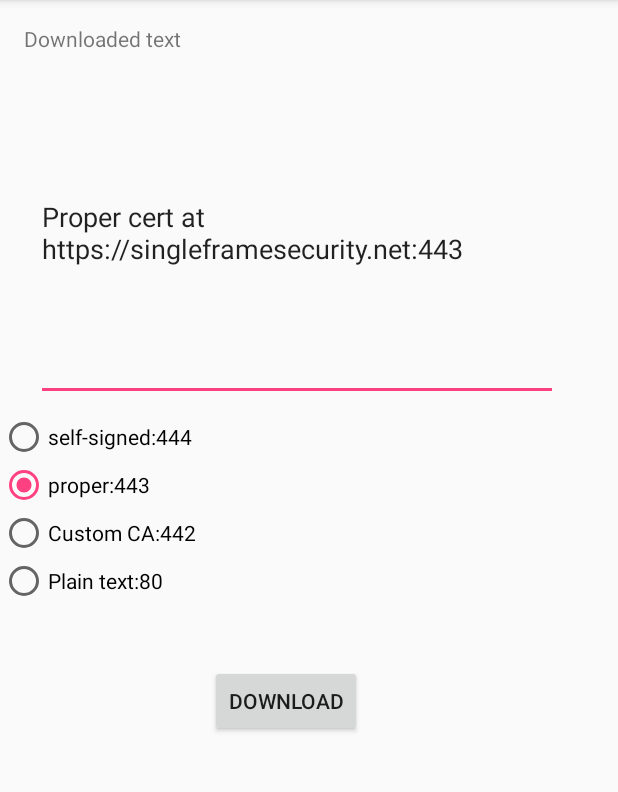
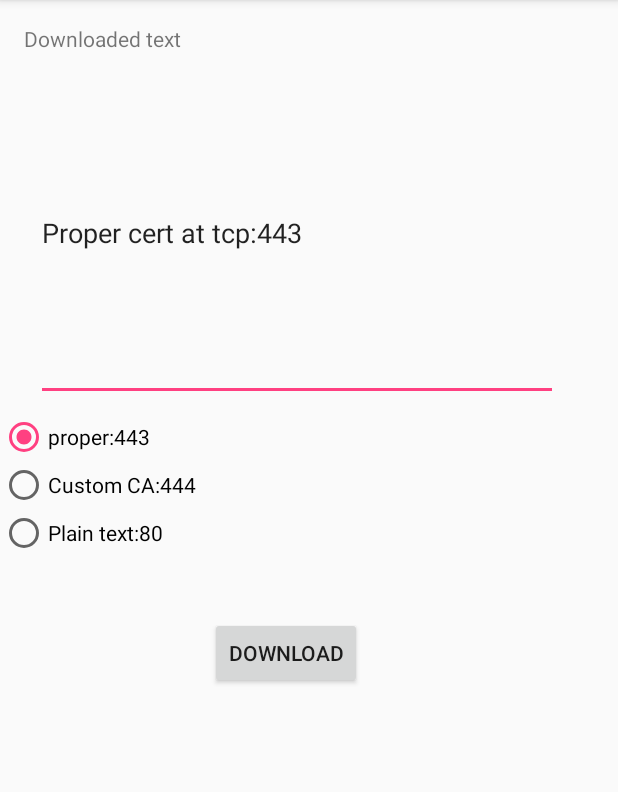
Before and after one commit to huobb0/NetworkSecurityConfigDemo, an Android app: the screen it shows after launch (MainActivity), after a tap on "proper:443", on a phone screen of 412 x 824 dp, the part 84-876 px from its top. Run offline under Robolectric (Android 15) with nearby library versions, the phone set to English and light mode, and no system bars; 2 other taps on this screen came first.

```diff
--- a/app/build.gradle
+++ b/app/build.gradle
@@ -1,4 +1,6 @@
 apply plugin: 'com.android.application'
+apply plugin: 'kotlin-android-extensions'
+apply plugin: 'kotlin-android'
 
 android {
     compileSdkVersion 26
@@ -25,4 +27,8 @@ dependencies {
     testImplementation 'junit:junit:4.12'
     androidTestImplementation 'com.android.support.test:runner:1.0.2'
     androidTestImplementation 'com.android.support.test.espresso:espresso-core:3.0.2'
+    implementation "org.jetbrains.kotlin:kotlin-stdlib-jdk7:$kotlin_version"
 }
+repositories {
+    mavenCentral()
+}
--- a/app/src/main/java/com/example/zsombor/networksecurityconfigdemo/MainActivity.java
+++ b/app/src/main/java/com/example/zsombor/networksecurityconfigdemo/MainActivity.java
@@ -1,7 +1,6 @@
 package com.example.zsombor.networksecurityconfigdemo;
 
 import android.os.AsyncTask;
-import android.provider.MediaStore;
 import android.support.v7.app.AppCompatActivity;
 import android.os.Bundle;
 import android.util.Log;
@@ -25,7 +24,6 @@ public class MainActivity extends AppCompatActivity {
     private Button downloadButton;
     private EditText editTextField;
     private Integer select;
-    private RadioButton selfSignedButton;
     private RadioButton letsEncryptButton;
     private RadioButton customCAButton;
     private RadioButton plainTextButton;
@@ -68,35 +66,27 @@ public class MainActivity extends AppCompatActivity {
         downloadButton = (Button) findViewById(R.id.button);
         editTextField = (EditText) findViewById(R.id.editText);
 
-        selfSignedButton = (RadioButton) findViewById(R.id.radio_pirates);
-        letsEncryptButton = (RadioButton)findViewById(R.id.radio_ninjas);
-        customCAButton = (RadioButton) findViewById(R.id.radio_ninjas2);
-        plainTextButton = (RadioButton) findViewById(R.id.radio_ninjas3);
-
-        selfSignedButton.setOnClickListener(new View.OnClickListener(){
-            public void onClick(View arg0){
-                editTextField.setText("Self signed cert at https://secure.singleframesecurity.net:444");
-                select = 4;
-            }
-        });
+        letsEncryptButton = (RadioButton)findViewById(R.id.radio_letsencrypt);
+        customCAButton = (RadioButton) findViewById(R.id.radio_customca);
+        plainTextButton = (RadioButton) findViewById(R.id.radio_plaintext);
 
         letsEncryptButton.setOnClickListener(new View.OnClickListener(){
             public void onClick(View arg0){
-                editTextField.setText("Proper cert at https://singleframesecurity.net:443");
+                editTextField.setText("Proper cert at tcp:443");
                 select = 3;
             }
         });
 
         customCAButton.setOnClickListener(new View.OnClickListener(){
             public void onClick(View arg0){
-                editTextField.setText("Custom CA pinned at https://test.singleframesecurity.net:442");
+                editTextField.setText("Custom CA pinned at tcp:444");
                 select = 2;
             }
         });
 
         plainTextButton.setOnClickListener(new View.OnClickListener(){
             public void onClick(View arg0){
-                editTextField.setText("Plain text on http://singleframesecurity.net");
+                editTextField.setText("Plain text on tcp:80");
                 select = 1;
             }
         });
@@ -106,13 +96,11 @@ public class MainActivity extends AppCompatActivity {
                 try {
                     AsyncTask<String,Integer,String> rt = new ReadTask();
                     if(select == 1){
-                        rt.execute("http://singleframesecurity.net/success.html");
+                        rt.execute("http://2006.labs.defdev.eu/success.html");
                     } else if (select == 2){
-                        rt.execute("https://test.singleframesecurity.net:442/success.html");
+                        rt.execute("https://2006.labs.defdev.eu:444/success.html");
                     } else if (select == 3){
-                        rt.execute("https://singleframesecurity.net/success.html");
-                    } else if (select == 4) {
-                        rt.execute("https://secure.singleframesecurity.net:444/success.html");
+                        rt.execute("https://2006.labs.defdev.eu/success.html");
                     }
                     String back = rt.get();
                     editTextField.setText(back);
@@ -122,8 +110,8 @@ public class MainActivity extends AppCompatActivity {
                     e.printStackTrace(pw);
                     editTextField.setText(sw.toString());
                 }
-                }
+            }
 
-            });
+        });
     }
 }
--- a/app/src/main/res/layout/activity_main.xml
+++ b/app/src/main/res/layout/activity_main.xml
@@ -38,7 +38,7 @@
         app:layout_constraintStart_toStartOf="parent"
         app:layout_constraintTop_toTopOf="parent" />
 
-    <RadioGroup xmlns:android="http://schemas.android.com/apk/res/android"
+    <RadioGroup
         android:id="@+id/radioGroup2"
         android:layout_width="fill_parent"
         android:layout_height="wrap_content"
@@ -48,14 +48,7 @@
         tools:layout_editor_absoluteX="0dp">
 
         <RadioButton
-            android:id="@+id/radio_pirates"
-            android:layout_width="142dp"
-            android:layout_height="wrap_content"
-            android:onClick="onSelfSignedClicked"
-            android:text="self-signed:444" />
-
-        <RadioButton
-            android:id="@+id/radio_ninjas"
+            android:id="@+id/radio_letsencrypt"
             android:layout_width="wrap_content"
             android:layout_height="wrap_content"
             android:onClick="onLetsEncryptClicked"
@@ -63,14 +56,14 @@
             tools:ignore="OnClick" />
 
         <RadioButton
-            android:id="@+id/radio_ninjas2"
+            android:id="@+id/radio_customca"
             android:layout_width="match_parent"
             android:layout_height="wrap_content"
             android:onClick="onCustomCAClicked"
-            android:text="Custom CA:442" />
+            android:text="Custom CA:444" />
 
         <RadioButton
-            android:id="@+id/radio_ninjas3"
+            android:id="@+id/radio_plaintext"
             android:layout_width="match_parent"
             android:layout_height="wrap_content"
             android:onClick="onCustomCAClicked"
--- a/build.gradle
+++ b/build.gradle
@@ -1,13 +1,15 @@
 // Top-level build file where you can add configuration options common to all sub-projects/modules.
 
 buildscript {
+    ext.kotlin_version = '1.3.41'
 
     repositories {
         google()
         jcenter()
     }
     dependencies {
-        classpath 'com.android.tools.build:gradle:3.4.0'
+        classpath 'com.android.tools.build:gradle:3.5.0'
+        classpath "org.jetbrains.kotlin:kotlin-gradle-plugin:$kotlin_version"
 
 
         // NOTE: Do not place your application dependencies here; they belong
```
Also changed, not shown: gradle/wrapper/gradle-wrapper.properties, 2 other files.
